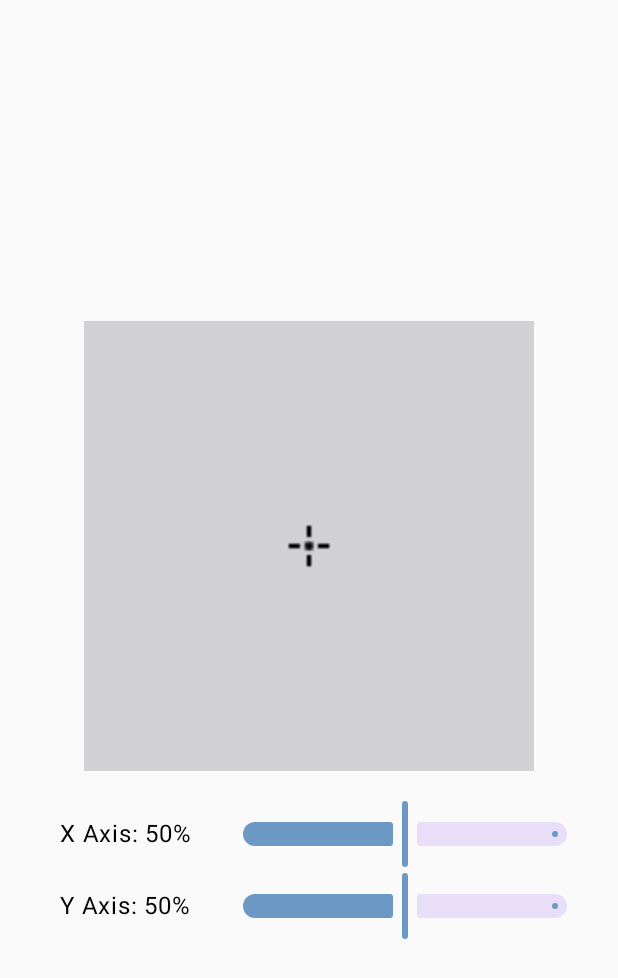
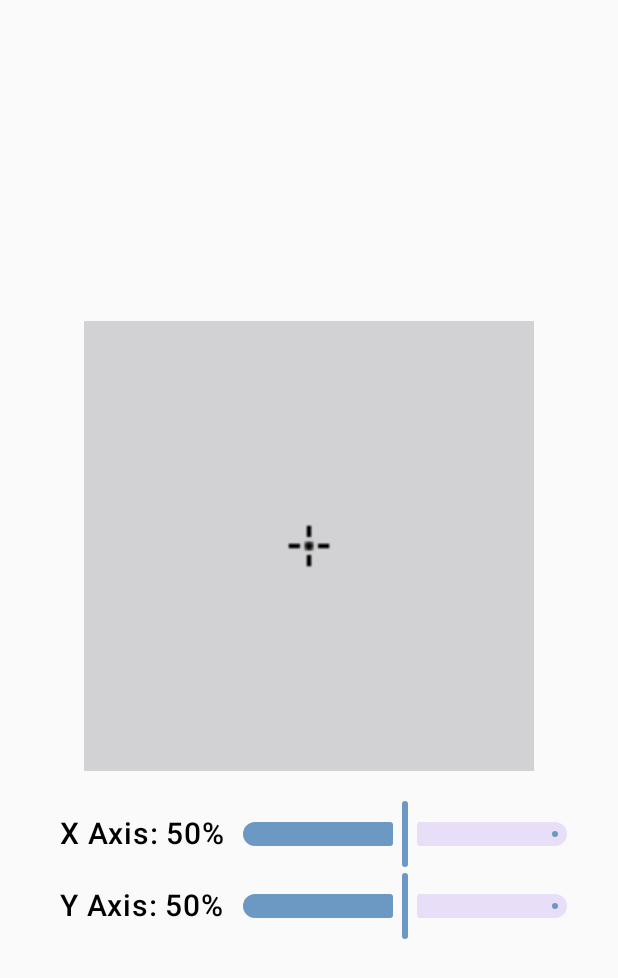
Before and after one commit to andrii-zubenko/coordplot, an Android app built with Jetpack Compose: the screen it shows after launch (MainActivity), on a phone screen of 412 x 824 dp. Shown: the top 978 px of the screen. Run offline under Robolectric (Android 15) with nearby library versions, the phone set to English and light mode, and no system bars; 1 statement that could not run was skipped.

Commit message:
update MapSlider Text style

```diff
--- a/app/src/main/java/com/kodeco/android/coordplot/components/MapSlider.kt
+++ b/app/src/main/java/com/kodeco/android/coordplot/components/MapSlider.kt
@@ -3,6 +3,7 @@ package com.kodeco.android.coordplot.components
 import androidx.compose.foundation.layout.Row
 import androidx.compose.foundation.layout.padding
 import androidx.compose.foundation.layout.width
+import androidx.compose.material3.MaterialTheme
 import androidx.compose.material3.Slider
 import androidx.compose.material3.Text
 import androidx.compose.runtime.Composable
@@ -10,6 +11,7 @@ import androidx.compose.ui.Alignment
 import androidx.compose.ui.Modifier
 import androidx.compose.ui.tooling.preview.Preview
 import androidx.compose.ui.unit.dp
+import androidx.compose.ui.unit.sp
 import com.kodeco.android.coordplot.ui.theme.MyApplicationTheme
 
 @Composable
@@ -22,7 +24,9 @@ fun MapSlider(
         verticalAlignment = Alignment.CenterVertically,
         modifier = Modifier.padding(horizontal = 16.dp)
     ) {
-        Text(text = text, modifier = Modifier
+        Text(text = text,
+            style = MaterialTheme.typography.labelSmall.copy(fontSize = 20.sp),
+            modifier = Modifier
             .padding(start = 8.dp)
             .width(120.dp))
         Slider(
```
Also changed, not shown: 1 other file.
